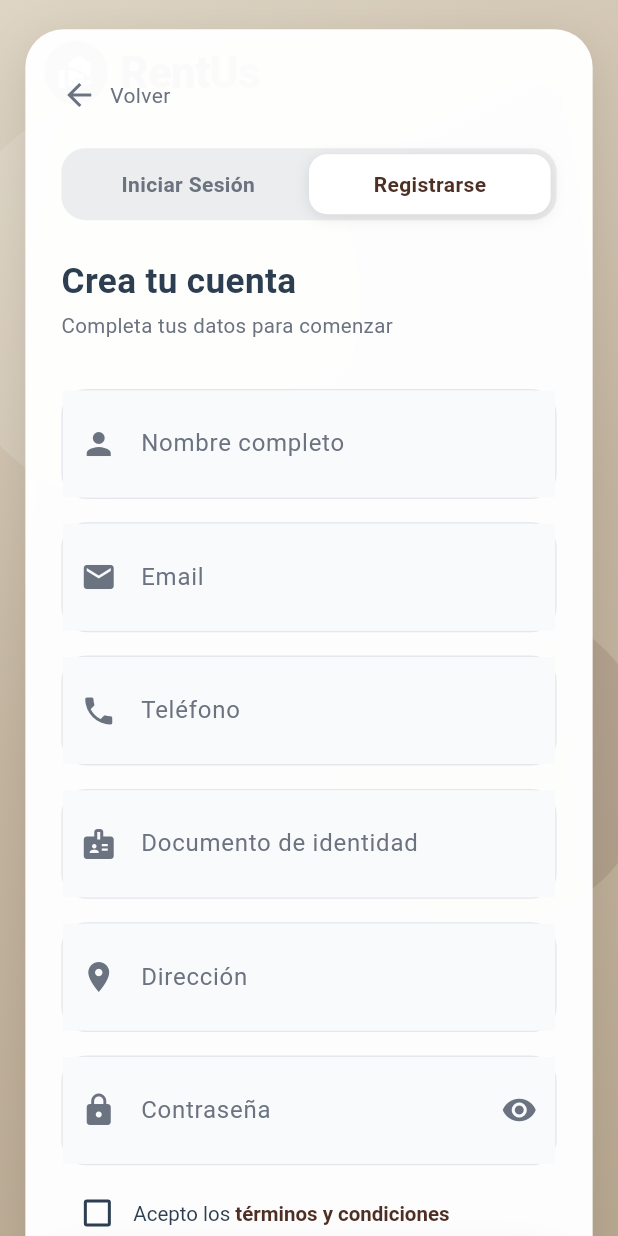
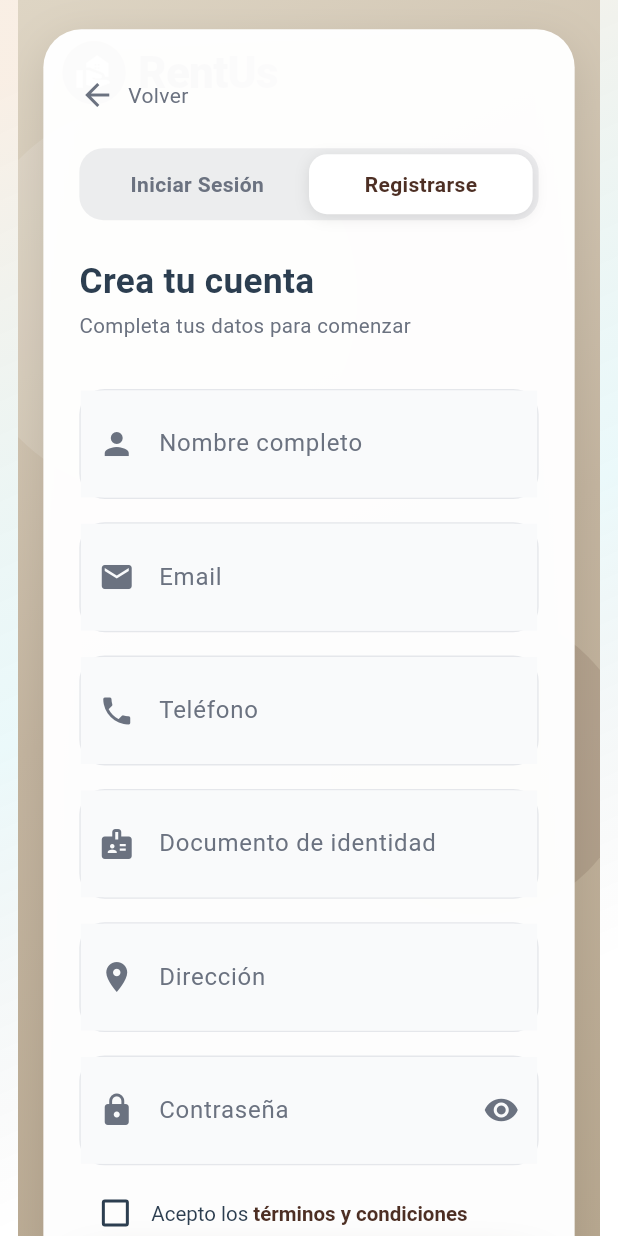
Before and after one commit to alexandreecamilorOs/rentus_flutter, a Flutter app: the screen it shows after launch, after a tap on "Registrarse", on a phone screen of 412 x 824 dp. Run offline on Flutter 3.47's test engine with Material 3 defaults, Android fonts, the phone set to English and light mode, and no system bars; our stand-ins replace flutter_screenutil, go_router.

Commit message:
Enhance all views with responsive global animated frame

```diff
--- a/lib/presentation/components/global_animated_shell.dart
+++ b/lib/presentation/components/global_animated_shell.dart
@@ -4,9 +4,9 @@ import 'package:flutter/material.dart';
 
 /// Capa global animada para todas las vistas.
 ///
-/// Mantiene los colores base de cada pantalla y solo añade movimiento sutil
-/// (glows, degradados y partículas) para un look más llamativo sin romper
-/// la UI existente.
+/// - Mantiene la paleta existente.
+/// - Añade movimiento suave (glows + partículas).
+/// - Aplica responsive global (padding, maxWidth y adaptación para tablet).
 class GlobalAnimatedShell extends StatefulWidget {
   final Widget child;
 
@@ -25,7 +25,7 @@ class _GlobalAnimatedShellState extends State<GlobalAnimatedShell>
     super.initState();
     _controller = AnimationController(
       vsync: this,
-      duration: const Duration(seconds: 10),
+      duration: const Duration(seconds: 11),
     )..repeat(reverse: true);
   }
 
@@ -37,6 +37,20 @@ class _GlobalAnimatedShellState extends State<GlobalAnimatedShell>
 
   @override
   Widget build(BuildContext context) {
+    return LayoutBuilder(
+      builder: (context, constraints) {
+        final width = constraints.maxWidth;
+        final isSmallMobile = width < 360;
+        final isTablet = width >= 600;
+        final horizontalPadding = isSmallMobile ? 8.0 : (isTablet ? 20.0 : 12.0);
+        final maxContentWidth = width >= 1200
+            ? 1080.0
+            : width >= 900
+                ? 860.0
+                : width >= 600
+                    ? 720.0
+                    : width;
+
         return AnimatedBuilder(
           animation: _controller,
           builder: (context, _) {
@@ -45,19 +59,18 @@ class _GlobalAnimatedShellState extends State<GlobalAnimatedShell>
             return Stack(
               fit: StackFit.expand,
               children: [
-            // Overlay global con gradiente muy sutil para no invadir colores base.
                 IgnorePointer(
                   child: DecoratedBox(
                     decoration: BoxDecoration(
                       gradient: LinearGradient(
-                    begin: Alignment(-1 + (t * 0.5), -1),
-                    end: Alignment(1, 1 - (t * 0.4)),
-                    colors: [
-                      const Color(0x22DA9C5F),
-                      const Color(0x1116B8C9),
+                        begin: Alignment(-1 + (t * 0.6), -1),
+                        end: Alignment(1, 1 - (t * 0.45)),
+                        colors: const [
+                          Color(0x2ADA9C5F),
+                          Color(0x1616B8C9),
                           Colors.transparent,
                         ],
-                    stops: const [0.0, 0.55, 1.0],
+                        stops: const [0.0, 0.58, 1.0],
                       ),
                     ),
                   ),
@@ -67,16 +80,39 @@ class _GlobalAnimatedShellState extends State<GlobalAnimatedShell>
                     painter: _GlobalParticlesPainter(phase: _controller.value),
                   ),
                 ),
-            AnimatedSwitcher(
+                Padding(
+                  padding: EdgeInsets.symmetric(horizontal: horizontalPadding),
+                  child: Align(
+                    alignment: Alignment.topCenter,
+                    child: ConstrainedBox(
+                      constraints: BoxConstraints(maxWidth: maxContentWidth),
+                      child: TweenAnimationBuilder<double>(
+                        duration: const Duration(milliseconds: 420),
+                        tween: Tween(begin: 0.985, end: 1.0),
+                        curve: Curves.easeOutCubic,
+                        builder: (context, scale, child) => Transform.scale(
+                          scale: scale,
+                          child: child,
+                        ),
+                        child: AnimatedSwitcher(
                           duration: const Duration(milliseconds: 380),
                           switchInCurve: Curves.easeOutCubic,
                           switchOutCurve: Curves.easeInCubic,
                           child: KeyedSubtree(
                             key: ValueKey<String>(widget.child.runtimeType.toString()),
+                            child: ClipRRect(
+                              borderRadius: BorderRadius.circular(isTablet ? 22 : 0),
                               child: widget.child,
                             ),
                           ),
+                        ),
+                      ),
+                    ),
+                  ),
+                ),
               ],
+            );
+          },
         );
       },
     );
@@ -93,18 +129,18 @@ class _GlobalParticlesPainter extends CustomPainter {
     final paint = Paint()..style = PaintingStyle.fill;
     final random = math.Random(37);
 
-    for (int i = 0; i < 22; i++) {
+    for (int i = 0; i < 28; i++) {
       final baseX = random.nextDouble() * size.width;
       final baseY = random.nextDouble() * size.height;
-      final driftX = (random.nextDouble() - 0.5) * 52;
-      final driftY = (random.nextDouble() - 0.5) * 30;
-      final radius = 1.2 + random.nextDouble() * 3.6;
+      final driftX = (random.nextDouble() - 0.5) * 62;
+      final driftY = (random.nextDouble() - 0.5) * 36;
+      final radius = 1.1 + random.nextDouble() * 3.8;
 
       final x = (baseX + (phase * driftX)) % size.width;
       final y = (baseY + (phase * driftY)) % size.height;
 
       paint.color = i.isEven
-          ? const Color(0x2EFFF3E4)
+          ? const Color(0x30FFF3E4)
           : const Color(0x26FFD59A);
 
       canvas.drawCircle(Offset(x, y), radius, paint);
```
Lines whose indentation alone changed are shown as unchanged.
